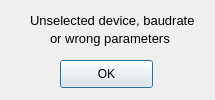
The window that errorWindow.ui (LukaMelinc/Minolta-Thermal-Camera) describes before a commit, drawn with Qt 5.
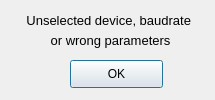
The same window after the commit.

The edit to the form file:
```diff
--- a/errorWindow.ui
+++ b/errorWindow.ui
@@ -22,7 +22,7 @@
   <widget class="QPushButton" name="btnOK">
    <property name="geometry">
     <rect>
-     <x>60</x>
+     <x>70</x>
      <y>60</y>
      <width>93</width>
      <height>28</height>
@@ -35,9 +35,9 @@
   <widget class="QLabel" name="label">
    <property name="geometry">
     <rect>
-     <x>30</x>
+     <x>10</x>
      <y>10</y>
-     <width>181</width>
+     <width>201</width>
      <height>21</height>
     </rect>
    </property>
@@ -52,14 +52,17 @@
    <property name="text">
     <string>Unselected device, baudrate </string>
    </property>
+   <property name="alignment">
+    <set>Qt::AlignCenter</set>
+   </property>
   </widget>
   <widget class="QLabel" name="label_2">
    <property name="geometry">
     <rect>
-     <x>50</x>
+     <x>10</x>
      <y>30</y>
-     <width>141</width>
-     <height>16</height>
+     <width>201</width>
+     <height>20</height>
     </rect>
    </property>
    <property name="font">
@@ -70,6 +73,9 @@
    <property name="text">
     <string>or wrong parameters</string>
    </property>
+   <property name="alignment">
+    <set>Qt::AlignCenter</set>
+   </property>
   </widget>
  </widget>
  <resources/>
```
